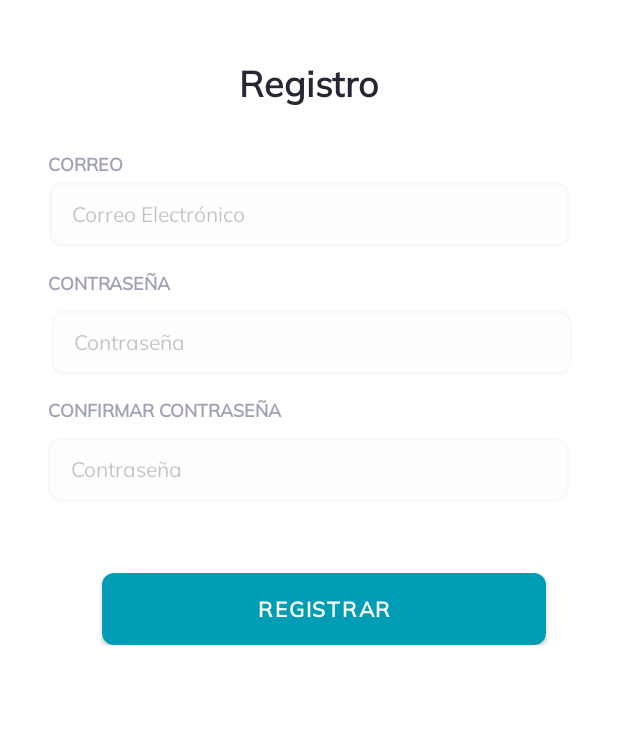
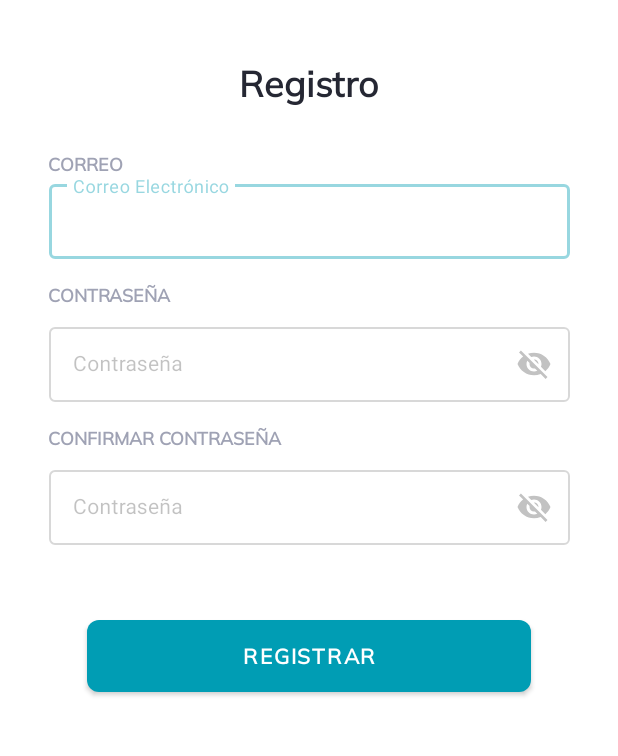
Before and after one commit to asorrochel/SGI_Android, an Android app: the layout activity_registro.xml on its own in the app's theme, with its tools: preview values and no code run, on a phone screen of 412 x 824 dp, the part 215-971 px from its top. Run offline under Robolectric (Android 15) with nearby library versions, the phone set to English and light mode, and no system bars.

Commit message:
implementacion Registro Material Design

```diff
--- a/app/src/main/AndroidManifest.xml
+++ b/app/src/main/AndroidManifest.xml
@@ -25,10 +25,10 @@
             android:name=".inicioTutoresMnt"
             android:exported="false" />
         <activity
-            android:name=".registroActivity"
+            android:name=".login"
             android:exported="false" />
         <activity
-            android:name=".login"
+            android:name=".registro"
             android:configChanges="orientation|keyboardHidden|screenSize"
             android:exported="true"
             android:label="@string/app_name">
--- a/app/src/main/java/com/example/sgi/registroActivity.java
+++ b/app/src/main/java/com/example/sgi/registro.java
@@ -4,7 +4,7 @@ import androidx.appcompat.app.AppCompatActivity;
 
 import android.os.Bundle;
 
-public class registroActivity extends AppCompatActivity {
+public class registro extends AppCompatActivity {
 
     @Override
     protected void onCreate(Bundle savedInstanceState) {
--- a/app/src/main/res/layout/activity_login.xml
+++ b/app/src/main/res/layout/activity_login.xml
@@ -6,10 +6,9 @@
     android:layout_height="match_parent"
     android:background="@color/white"
     android:orientation="vertical">
-
     <!-- Logo Comercio -->
     <ImageView
-        android:id="@+id/logo_comercio"
+        android:id="@+id/login_logo_comercio"
         android:layout_width="match_parent"
         android:layout_height="wrap_content"
         android:layout_marginLeft="75dp"
@@ -17,7 +16,6 @@
         android:layout_marginRight="75dp"
         android:contentDescription="logo_comercio"
         android:src="@drawable/logo_comercio" />
-
     <!-- Login Titulo -->
     <TextView
         android:id="@+id/login_titulo"
@@ -31,8 +29,7 @@
         android:textColor="@color/titulos"
         android:textSize="24sp"
         android:textStyle="bold" />
-
-    <!-- Login Subitutlo -->
+    <!-- Login Subtitutlo -->
     <TextView
         android:id="@+id/login_intro_datos"
         android:layout_width="219dp"
@@ -45,7 +42,6 @@
         android:text="@string/login_intro_datos"
         android:textColor="@color/textfield_color"
         android:textSize="14sp" />
-
     <!-- LOGIN - CORREO -->
     <androidx.constraintlayout.widget.ConstraintLayout
         android:id="@+id/login_const_correo"
@@ -80,6 +76,7 @@
             app:layout_constraintEnd_toEndOf="parent"
             app:layout_constraintTop_toBottomOf="@+id/login_correo">
             <com.google.android.material.textfield.TextInputEditText
+                android:id="@+id/login_prompt_correo_EditText"
                 android:layout_width="match_parent"
                 android:layout_height="wrap_content"
                 android:textColor="@color/textfield_color"
@@ -87,7 +84,6 @@
                 android:hint="@string/login_prompt_correo"/>
         </com.google.android.material.textfield.TextInputLayout>
     </androidx.constraintlayout.widget.ConstraintLayout>
-
     <!-- Login CONTRASEÑA-->
     <androidx.constraintlayout.widget.ConstraintLayout
         android:id="@+id/login_const_contraseña"
@@ -123,7 +119,7 @@
             app:layout_constraintEnd_toEndOf="parent"
             app:layout_constraintTop_toBottomOf="@+id/login_contraseña">>
             <com.google.android.material.textfield.TextInputEditText
-                android:id="@+id/textInputEditText"
+                android:id="@+id/login_prompt_contraseña_EditText"
                 android:layout_width="match_parent"
                 android:layout_height="wrap_content"
                 android:hint="@string/login_prompt_contraseña"
@@ -147,7 +143,7 @@
     </androidx.constraintlayout.widget.ConstraintLayout>
     <!-- Login Boton Acceder -->
     <Button
-        android:id="@+id/inicio_tutores_mnt_btn_panel"
+        android:id="@+id/login_btn_acceder"
         android:layout_width="296dp"
         android:layout_height="48dp"
         android:layout_gravity="center_horizontal|center"
@@ -162,7 +158,6 @@
         app:layout_constraintEnd_toEndOf="parent"
         app:layout_constraintStart_toStartOf="parent"
         app:layout_constraintTop_toBottomOf="@+id/login_prompt_contraseña" />
-
     <TextView
         android:id="@+id/login_registrarse"
         android:layout_width="219dp"
--- a/app/src/main/res/layout/activity_registro.xml
+++ b/app/src/main/res/layout/activity_registro.xml
@@ -1,14 +1,14 @@
 <LinearLayout xmlns:android="http://schemas.android.com/apk/res/android"
     xmlns:app="http://schemas.android.com/apk/res-auto"
     xmlns:tools="http://schemas.android.com/tools"
-    android:id="@+id/login"
+    android:id="@+id/registro"
     android:layout_width="match_parent"
     android:layout_height="match_parent"
     android:background="@color/white"
     android:orientation="vertical">
-
+    <!-- Logo Comercio -->
     <ImageView
-        android:id="@+id/logo_comercio"
+        android:id="@+id/registro_logo_comercio"
         android:layout_width="match_parent"
         android:layout_height="wrap_content"
         android:layout_marginLeft="75dp"
@@ -16,9 +16,9 @@
         android:layout_marginRight="75dp"
         android:contentDescription="logo_comercio"
         android:src="@drawable/logo_comercio" />
-
+    <!-- REGISTRO Titulo -->
     <TextView
-        android:id="@+id/login_titulo"
+        android:id="@+id/registro_titulo"
         android:layout_width="296dp"
         android:layout_height="60dp"
         android:layout_gravity="center_horizontal|center"
@@ -29,15 +29,14 @@
         android:textColor="@color/titulos"
         android:textSize="24sp"
         android:textStyle="bold" />
-
-
+    <!-- REGISTRO - CORREO -->
     <androidx.constraintlayout.widget.ConstraintLayout
-        android:id="@+id/login_const_correo"
+        android:id="@+id/registro_const_correo"
         android:layout_width="match_parent"
         android:layout_height="wrap_content">
-
+        <!-- Texto CORREO -->
         <TextView
-            android:id="@+id/login_correo"
+            android:id="@+id/registro_correo"
             android:layout_width="296dp"
             android:layout_height="16dp"
             android:layout_marginStart="32dp"
@@ -49,35 +48,37 @@
             android:textStyle="bold"
             app:layout_constraintStart_toStartOf="parent"
             app:layout_constraintTop_toTopOf="parent" />
-
-        <EditText
-            android:id="@+id/login_prompt_correo"
+        <!-- TextInputEditText Correo -->
+        <com.google.android.material.textfield.TextInputLayout
+            android:id="@+id/registro_prompt_correo"
+            style="@style/Widget.MaterialComponents.TextInputLayout.OutlinedBox"
             android:layout_width="347dp"
-            android:layout_height="43dp"
-            android:layout_marginStart="32dp"
-            android:layout_marginTop="4dp"
+            android:layout_height="55dp"
             android:layout_marginEnd="32dp"
             android:alpha="0.4"
-            android:background="@drawable/estilo_btn_login_registro"
             android:fontFamily="@font/mulish_ergular"
-            android:hint="@string/login_prompt_correo"
-            android:inputType="textEmailAddress"
-            android:paddingLeft="15dp"
+            android:textSize="14sp"
+            app:boxBackgroundMode="outline"
+            app:endIconMode="clear_text"
+            app:layout_constraintEnd_toEndOf="parent"
+            app:layout_constraintTop_toBottomOf="@+id/registro_correo">
+            <com.google.android.material.textfield.TextInputEditText
+                android:layout_width="match_parent"
+                android:layout_height="wrap_content"
                 android:textColor="@color/textfield_color"
                 android:textSize="14sp"
-            app:layout_constraintEnd_toEndOf="parent"
-            app:layout_constraintStart_toStartOf="parent"
-            app:layout_constraintTop_toBottomOf="@+id/login_correo" />
-
+                android:hint="@string/login_prompt_correo"/>
+        </com.google.android.material.textfield.TextInputLayout>
     </androidx.constraintlayout.widget.ConstraintLayout>
 
+    <!-- REGISTRO CONTRASEÑA-->
     <androidx.constraintlayout.widget.ConstraintLayout
-        android:id="@+id/login_const_contraseña"
+        android:id="@+id/registro_const_contraseña"
         android:layout_width="match_parent"
         android:layout_height="wrap_content">
-
+        <!-- Texto Contraseña -->
         <TextView
-            android:id="@+id/login_contraseña"
+            android:id="@+id/registro_contraseña"
             android:layout_width="296dp"
             android:layout_height="24dp"
             android:layout_marginStart="32dp"
@@ -89,68 +90,73 @@
             android:textStyle="bold"
             app:layout_constraintStart_toStartOf="parent"
             app:layout_constraintTop_toTopOf="parent" />
+        <!-- InputEditText Contraseña -->
+        <com.google.android.material.textfield.TextInputLayout
+            android:id="@+id/registro_prompt_contraseña"
+            style="@style/Widget.MaterialComponents.TextInputLayout.OutlinedBox"
+            android:layout_width="347dp"
+            android:layout_height="55dp"
+            android:layout_marginEnd="32dp"
+            android:alpha="0.4"
+            android:fontFamily="@font/mulish_ergular"
+            android:textSize="14sp"
+            app:boxBackgroundMode="outline"
+            app:endIconMode="password_toggle"
+            app:layout_constraintEnd_toEndOf="parent"
+            app:layout_constraintTop_toBottomOf="@+id/registro_contraseña">>
 
-        <EditText
-            android:id="@+id/login_prompt_contraseña"
-            android:layout_width="347dp"
-            android:layout_height="43dp"
-            android:layout_marginStart="32dp"
-            android:layout_marginTop="2dp"
-            android:layout_marginEnd="29dp"
-            android:alpha="0.4"
-            android:background="@drawable/estilo_btn_login_registro"
-            android:fontFamily="@font/mulish_ergular"
+            <com.google.android.material.textfield.TextInputEditText
+                android:id="@+id/registro_prompt_contraseña_EditText"
+                android:layout_width="match_parent"
+                android:layout_height="wrap_content"
                 android:hint="@string/login_prompt_contraseña"
-            android:inputType="textPassword"
-            android:paddingLeft="15dp"
                 android:textColor="@color/textfield_color"
-            android:textSize="14sp"
-            app:layout_constraintEnd_toEndOf="parent"
-            app:layout_constraintStart_toStartOf="parent"
-            app:layout_constraintTop_toBottomOf="@+id/login_contraseña" />
-
+                android:textSize="14sp" />
+        </com.google.android.material.textfield.TextInputLayout>
+        <!-- Texto Confirmar Contraseña -->
         <TextView
-            android:id="@+id/login_confirmar_contraseña"
+            android:id="@+id/registro_confirmar_contraseña"
             android:layout_width="296dp"
             android:layout_height="24dp"
             android:layout_marginStart="32dp"
-            android:layout_marginTop="15dp"
+            android:layout_marginTop="16dp"
             android:fontFamily="@font/mulish_ergular"
             android:text="@string/registro_confirmar_contraseña"
             android:textColor="@color/label_color"
             android:textSize="12sp"
             android:textStyle="bold"
             app:layout_constraintStart_toStartOf="parent"
-            app:layout_constraintTop_toBottomOf="@+id/login_prompt_contraseña" />
-
-        <EditText
-            android:id="@+id/login_prompt_confirmar_contraseña"
+            app:layout_constraintTop_toBottomOf="@+id/registro_prompt_contraseña" />
+        <!-- InputEditText Confirmar Contraseña -->
+        <com.google.android.material.textfield.TextInputLayout
+            android:id="@+id/registro_prompt_confirmar_contraseña"
+            style="@style/Widget.MaterialComponents.TextInputLayout.OutlinedBox"
             android:layout_width="347dp"
-            android:layout_height="43dp"
-            android:layout_marginStart="32dp"
-            android:layout_marginTop="2dp"
-            android:layout_marginEnd="29dp"
+            android:layout_height="55dp"
+            android:layout_marginEnd="32dp"
             android:alpha="0.4"
-            android:background="@drawable/estilo_btn_login_registro"
             android:fontFamily="@font/mulish_ergular"
+            android:textSize="14sp"
+            app:boxBackgroundMode="outline"
+            app:endIconMode="password_toggle"
+            app:layout_constraintEnd_toEndOf="parent"
+            app:layout_constraintTop_toBottomOf="@+id/registro_confirmar_contraseña">>
+            <com.google.android.material.textfield.TextInputEditText
+                android:id="@+id/registro_prompt_confirmar_contraseña_EditText"
+                android:layout_width="match_parent"
+                android:layout_height="wrap_content"
                 android:hint="@string/login_prompt_contraseña"
-            android:inputType="textPassword"
-            android:paddingLeft="15dp"
                 android:textColor="@color/textfield_color"
-            android:textSize="14sp"
-            app:layout_constraintEnd_toEndOf="parent"
-            app:layout_constraintHorizontal_bias="0.0"
-            app:layout_constraintStart_toStartOf="parent"
-            app:layout_constraintTop_toBottomOf="@+id/login_confirmar_contraseña" />
-
+                android:textSize="14sp" />
+        </com.google.android.material.textfield.TextInputLayout>
+    </androidx.constraintlayout.widget.ConstraintLayout>
+    <!-- Registro Boton Registrar -->
     <Button
-            android:id="@+id/inicio_tutores_mnt_btn_panel"
+        android:id="@+id/registro_btn_registrar"
         android:layout_width="296dp"
         android:layout_height="48dp"
         android:layout_gravity="center_horizontal|center"
-            android:layout_marginLeft="32dp"
-            android:layout_marginTop="132dp"
-            android:layout_marginEnd="32dp"
+        android:layout_marginTop="50dp"
         android:background="@drawable/btn_azul"
         android:fontFamily="@font/mulish_ergular"
         android:gravity="center"
@@ -162,8 +168,4 @@
         app:layout_constraintHorizontal_bias="0.686"
         app:layout_constraintStart_toStartOf="parent"
         app:layout_constraintTop_toBottomOf="@+id/login_prompt_contraseña" />
-
-    </androidx.constraintlayout.widget.ConstraintLayout>
-
-
 </LinearLayout>
```
Lines whose indentation alone changed are shown as unchanged.
